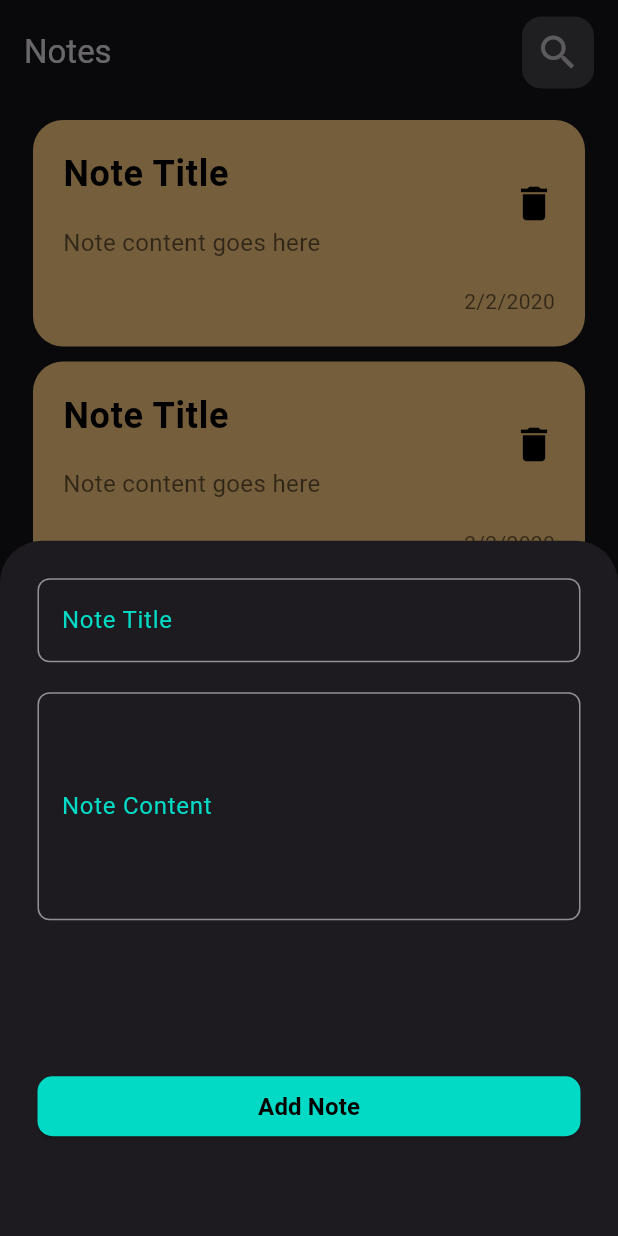
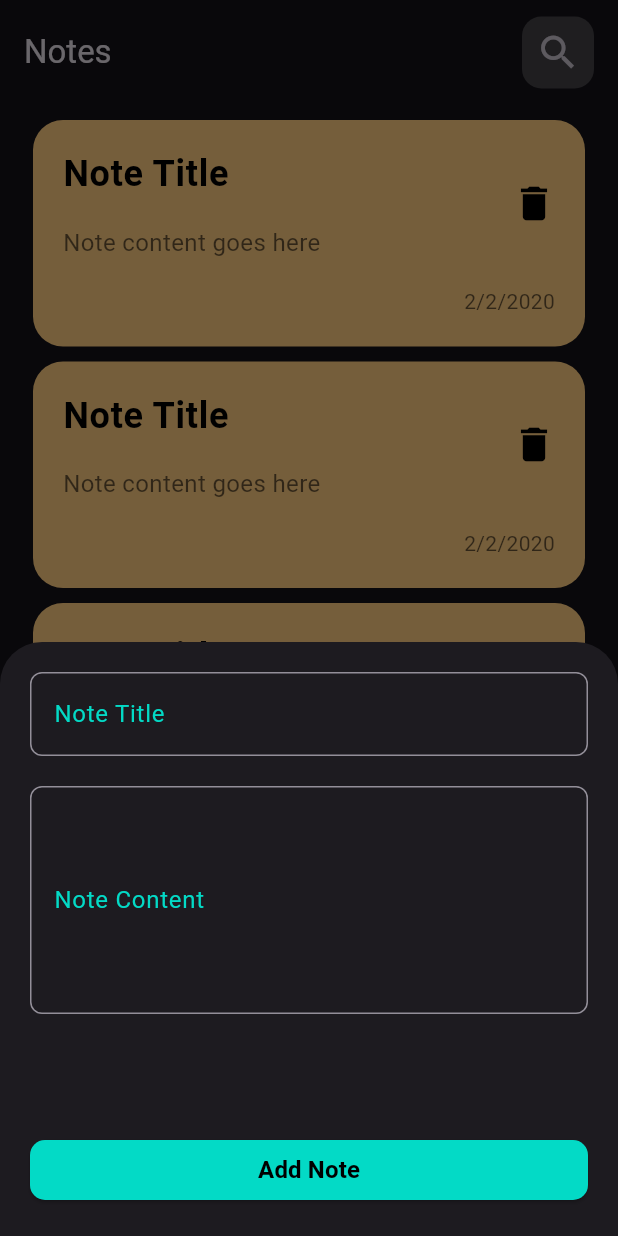
Before and after one commit to joyanis-dev/note_app_flutter_bloc, a Flutter app: the screen it shows after launch, after a tap on the "add" icon, on a phone screen of 412 x 824 dp. Run offline on Flutter 3.47's test engine with Material 3 defaults, Android fonts, the light colour scheme and no system bars.

Commit message:
Refactor AddNoteFAB to use SingleChildScrollView for better layout; adjust padding and spacing

```diff
--- a/lib/widgets/floating_action_button.dart
+++ b/lib/widgets/floating_action_button.dart
@@ -15,14 +15,14 @@ class AddNoteFAB extends StatelessWidget {
         showModalBottomSheet(
           context: context,
           builder: (context) {
-            return Container(
-              padding: const EdgeInsets.all(25),
+            return SingleChildScrollView(
+              padding: const EdgeInsets.all(20.0),
               child: Column(
                 children: [
                   CustomTextField(labelText: 'Note Title'),
                   const SizedBox(height: 20),
                   CustomTextField(maxLines: 5, labelText: 'Note Content'),
-                  const SizedBox(height: 100),
+                  const SizedBox(height: 80),
                   CustomButton(
                     onPressed: () {
                       // Add your action here
```
